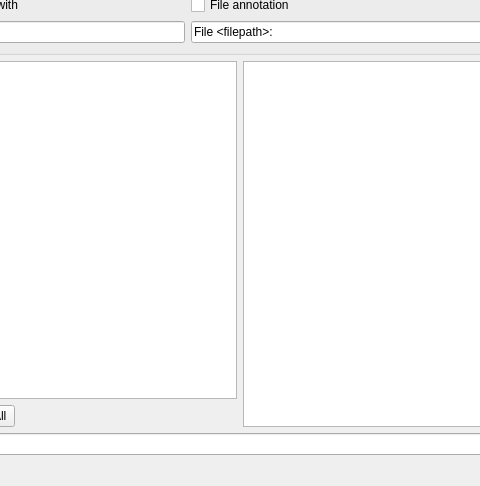
Above: mainwindow.ui from zavalroman/tree_to_context before the change; both pictures show x 160 to 640 and y 114 to 600 of the 800 by 600 pixel window. Below: the same form after it.
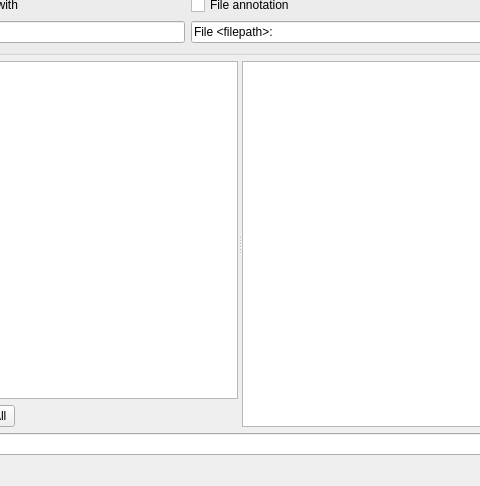
That is the form after the change.

```diff
--- a/mainwindow.ui
+++ b/mainwindow.ui
@@ -132,8 +132,17 @@
      </layout>
     </item>
     <item>
-     <layout class="QHBoxLayout" name="horizontalLayout_4">
-      <item>
+     <widget class="QSplitter" name="splitter">
+      <property name="sizePolicy">
+       <sizepolicy hsizetype="Expanding" vsizetype="Expanding">
+        <horstretch>0</horstretch>
+        <verstretch>0</verstretch>
+       </sizepolicy>
+      </property>
+      <property name="orientation">
+       <enum>Qt::Orientation::Horizontal</enum>
+      </property>
+      <widget class="QWidget" name="layoutWidget">
        <layout class="QVBoxLayout" name="verticalLayout">
         <item>
          <widget class="QTreeView" name="treeView"/>
@@ -170,11 +179,13 @@
          </layout>
         </item>
        </layout>
-      </item>
-      <item>
-       <widget class="QPlainTextEdit" name="plainTextEdit"/>
-      </item>
-     </layout>
+      </widget>
+      <widget class="QPlainTextEdit" name="fileContentViewer">
+       <property name="readOnly">
+        <bool>true</bool>
+       </property>
+      </widget>
+     </widget>
     </item>
     <item>
      <layout class="QHBoxLayout" name="horizontalLayout_3">
```
Left out of the diff: 20 changed lines with no effect on the pictures.
